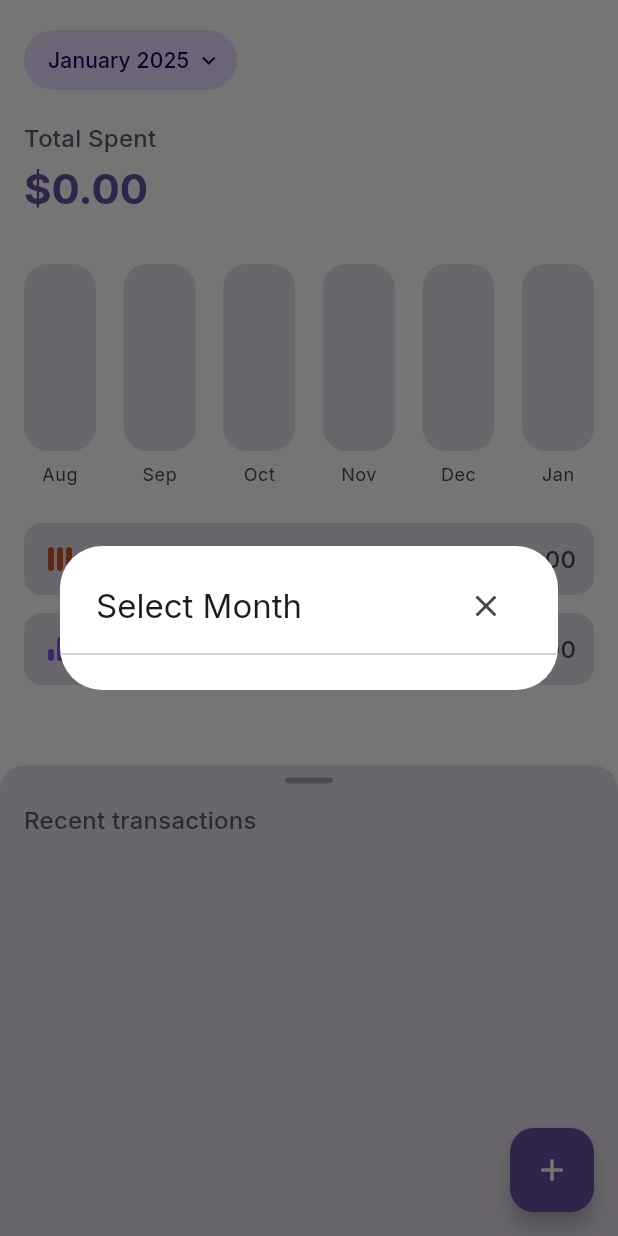
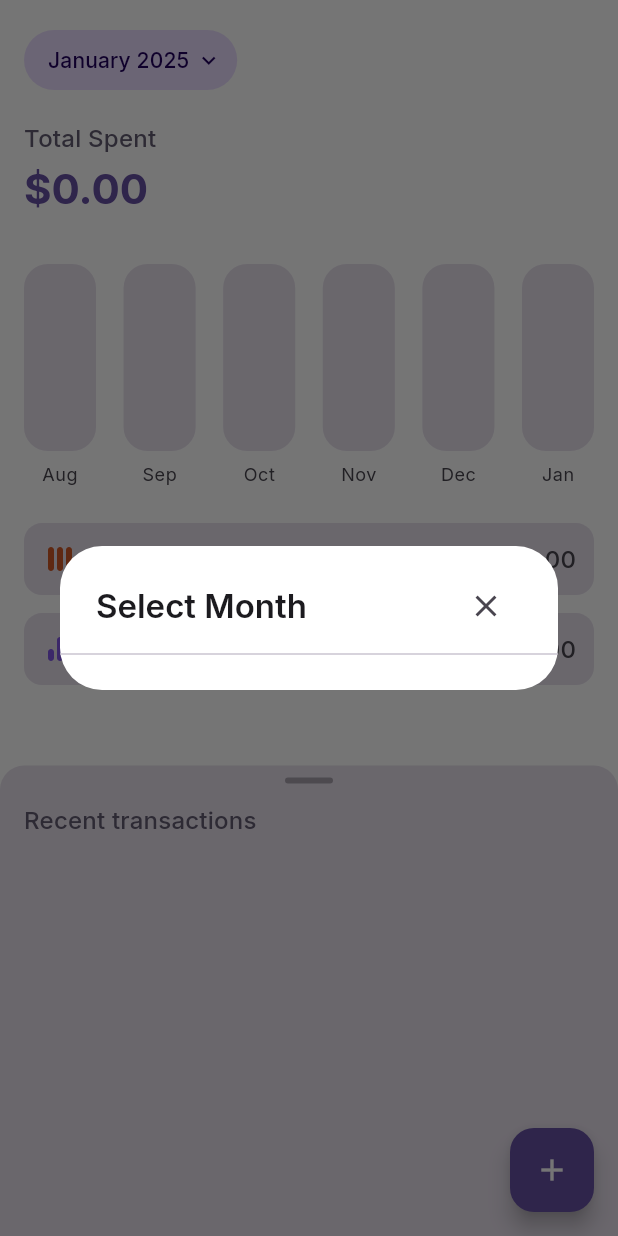
Before and after one commit to 0x6762/kiwi-spending-tracker, a Flutter app: the screen it shows after launch, after a tap on an icon or button, on a phone screen of 412 x 824 dp. Run offline on Flutter 3.47's test engine with Material 3 defaults, Android fonts, the phone set to English and light mode, and no system bars; drawn by our look-alikes of fl_chart; our stand-ins replace flutter_svg, google_fonts, shared_preferences.

Commit message:
Fix font

```diff
--- a/lib/theme/theme.dart
+++ b/lib/theme/theme.dart
@@ -5,33 +5,78 @@ import 'package:google_fonts/google_fonts.dart';
 class AppTheme {
   static TextTheme _buildTextTheme(
       TextTheme base, Color primaryTextColor, Color secondaryTextColor) {
-    return base.copyWith(
-      displayLarge: base.displayLarge?.copyWith(color: primaryTextColor),
-      displayMedium: base.displayMedium?.copyWith(color: primaryTextColor),
-      displaySmall: base.displaySmall?.copyWith(color: primaryTextColor),
-      headlineLarge: base.headlineLarge?.copyWith(color: primaryTextColor),
-      headlineMedium: base.headlineMedium?.copyWith(color: primaryTextColor),
-      headlineSmall: base.headlineSmall?.copyWith(color: primaryTextColor),
-      titleLarge: base.titleLarge?.copyWith(color: primaryTextColor),
-      titleMedium: base.titleMedium?.copyWith(color: primaryTextColor),
-      titleSmall: base.titleSmall?.copyWith(color: primaryTextColor),
-      bodyLarge: base.bodyLarge?.copyWith(color: primaryTextColor),
-      bodyMedium: base.bodyMedium?.copyWith(color: primaryTextColor),
-      bodySmall: base.bodySmall?.copyWith(color: secondaryTextColor),
-      labelLarge: base.labelLarge?.copyWith(color: primaryTextColor),
-      labelMedium: base.labelMedium?.copyWith(color: secondaryTextColor),
-      labelSmall: base.labelSmall?.copyWith(color: secondaryTextColor),
+    return GoogleFonts.interTextTheme(base).copyWith(
+      displayLarge: GoogleFonts.inter(
+        textStyle: base.displayLarge?.copyWith(color: primaryTextColor),
+        fontWeight: FontWeight.w600,
+      ),
+      displayMedium: GoogleFonts.inter(
+        textStyle: base.displayMedium?.copyWith(color: primaryTextColor),
+        fontWeight: FontWeight.w600,
+      ),
+      displaySmall: GoogleFonts.inter(
+        textStyle: base.displaySmall?.copyWith(color: primaryTextColor),
+        fontWeight: FontWeight.w600,
+      ),
+      headlineLarge: GoogleFonts.inter(
+        textStyle: base.headlineLarge?.copyWith(color: primaryTextColor),
+        fontWeight: FontWeight.w600,
+      ),
+      headlineMedium: GoogleFonts.inter(
+        textStyle: base.headlineMedium?.copyWith(color: primaryTextColor),
+        fontWeight: FontWeight.w600,
+      ),
+      headlineSmall: GoogleFonts.inter(
+        textStyle: base.headlineSmall?.copyWith(color: primaryTextColor),
+        fontWeight: FontWeight.w600,
+      ),
+      titleLarge: GoogleFonts.inter(
+        textStyle: base.titleLarge?.copyWith(color: primaryTextColor),
+        fontWeight: FontWeight.w600,
+      ),
+      titleMedium: GoogleFonts.inter(
+        textStyle: base.titleMedium?.copyWith(color: primaryTextColor),
+        fontWeight: FontWeight.w500,
+      ),
+      titleSmall: GoogleFonts.inter(
+        textStyle: base.titleSmall?.copyWith(color: primaryTextColor),
+        fontWeight: FontWeight.w500,
+      ),
+      bodyLarge: GoogleFonts.inter(
+        textStyle: base.bodyLarge?.copyWith(color: primaryTextColor),
+        fontWeight: FontWeight.normal,
+      ),
+      bodyMedium: GoogleFonts.inter(
+        textStyle: base.bodyMedium?.copyWith(color: primaryTextColor),
+        fontWeight: FontWeight.normal,
+      ),
+      bodySmall: GoogleFonts.inter(
+        textStyle: base.bodySmall?.copyWith(color: secondaryTextColor),
+        fontWeight: FontWeight.normal,
+      ),
+      labelLarge: GoogleFonts.inter(
+        textStyle: base.labelLarge?.copyWith(color: primaryTextColor),
+        fontWeight: FontWeight.w500,
+      ),
+      labelMedium: GoogleFonts.inter(
+        textStyle: base.labelMedium?.copyWith(color: secondaryTextColor),
+        fontWeight: FontWeight.w500,
+      ),
+      labelSmall: GoogleFonts.inter(
+        textStyle: base.labelSmall?.copyWith(color: secondaryTextColor),
+        fontWeight: FontWeight.w500,
+      ),
     );
   }
 
   static final textTheme = _buildTextTheme(
-    GoogleFonts.interTextTheme(),
+    ThemeData.light().textTheme,
     const Color(0xFF1C1B1F), // Primary text color for light mode
     const Color(0xFF49454F), // Secondary text color for light mode
   );
 
   static final darkTextTheme = _buildTextTheme(
-    GoogleFonts.interTextTheme(ThemeData.dark().textTheme),
+    ThemeData.dark().textTheme,
     const Color(0xFFE6E1E5), // Primary text color for dark mode
     const Color(0xFFCAC4D0), // Secondary text color for dark mode
   );
```
